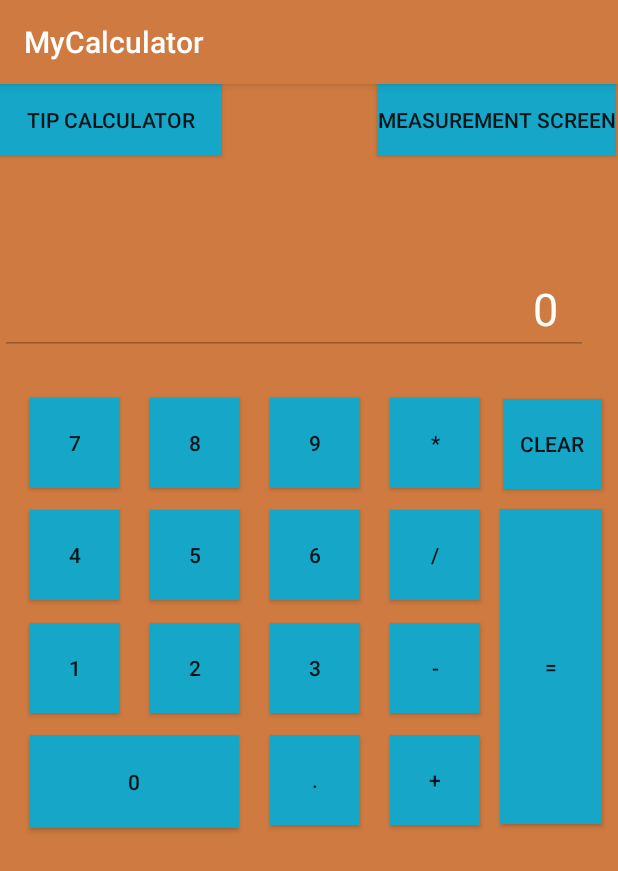
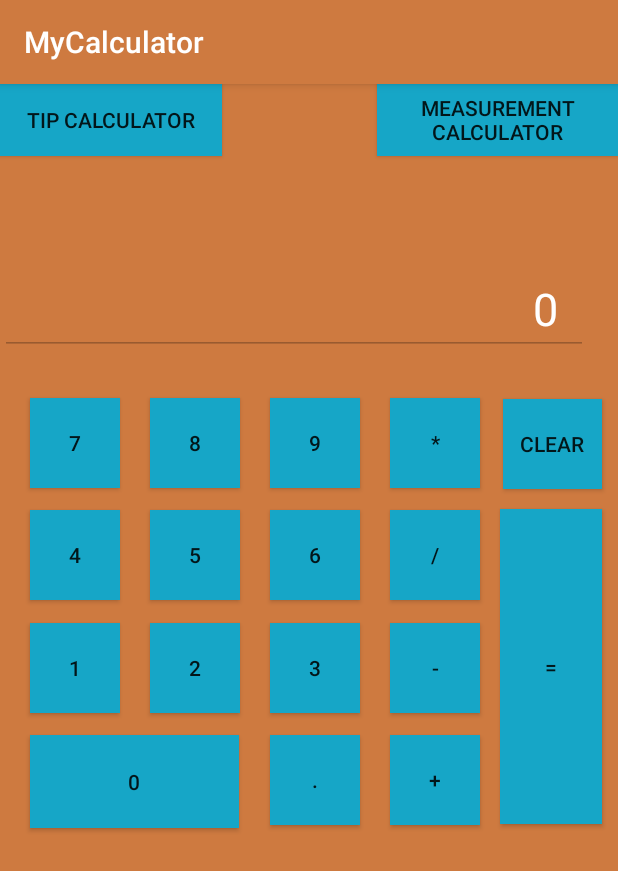
Before and after one commit to yangrhy/MyCalculator, an Android app: the screen it shows after launch (MainActivity), on a phone screen of 412 x 824 dp. Shown: the top 871 px of the screen. Run offline under Robolectric (Android 15) with nearby library versions, the phone set to English and light mode, and no system bars.

```diff
--- a/app/src/main/java/com/example/mycalculator/Measurement.java
+++ b/app/src/main/java/com/example/mycalculator/Measurement.java
@@ -1,12 +1,11 @@
 package com.example.mycalculator;
 
-import android.icu.util.Measure;
 import android.support.v7.app.AppCompatActivity;
 import android.os.Bundle;
 import android.view.View;
 import android.widget.EditText;
 import android.widget.Button;
-import static android.view.View.OnClickListener;
+import android.view.View.OnClickListener;
 import android.content.Intent;
 import android.widget.RadioButton;
 import android.widget.RadioGroup;
@@ -91,7 +90,6 @@ public class Measurement extends AppCompatActivity
                     number = ((Button)v).getText().toString();
                     InputNumber(number);
                     break;
-
             }
         }
     }
--- a/app/src/main/res/layout/activity_main.xml
+++ b/app/src/main/res/layout/activity_main.xml
@@ -218,7 +218,7 @@
         android:layout_marginStart="251dp"
         android:layout_marginTop="0dp"
         android:background="@color/colorButtons"
-        android:text="Measurement Screen" />
+        android:text="Measurement Calculator" />
 
     <Button
         android:id="@+id/tipCalc"
```
Also changed, not shown: app/src/main/java/com/example/mycalculator/TipCalculator.java (+7 -5 lines).
